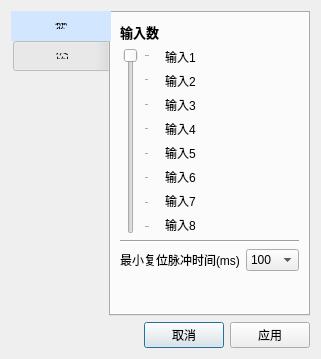
The window that logic_view/logic_setting/apply_reset_setting.ui (su0814/qt_spc100) describes before a commit, drawn with Qt 5.
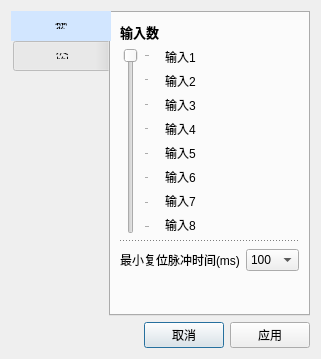
The same window after the commit.

The edit to the form file:
```diff
--- a/logic_view/logic_setting/apply_reset_setting.ui
+++ b/logic_view/logic_setting/apply_reset_setting.ui
@@ -209,6 +209,9 @@
        </item>
        <item row="9" column="0" colspan="2">
         <widget class="Line" name="line_2">
+         <property name="styleSheet">
+          <string notr="true">border-top: 1px dotted;</string>
+         </property>
          <property name="orientation">
           <enum>Qt::Horizontal</enum>
          </property>
```
